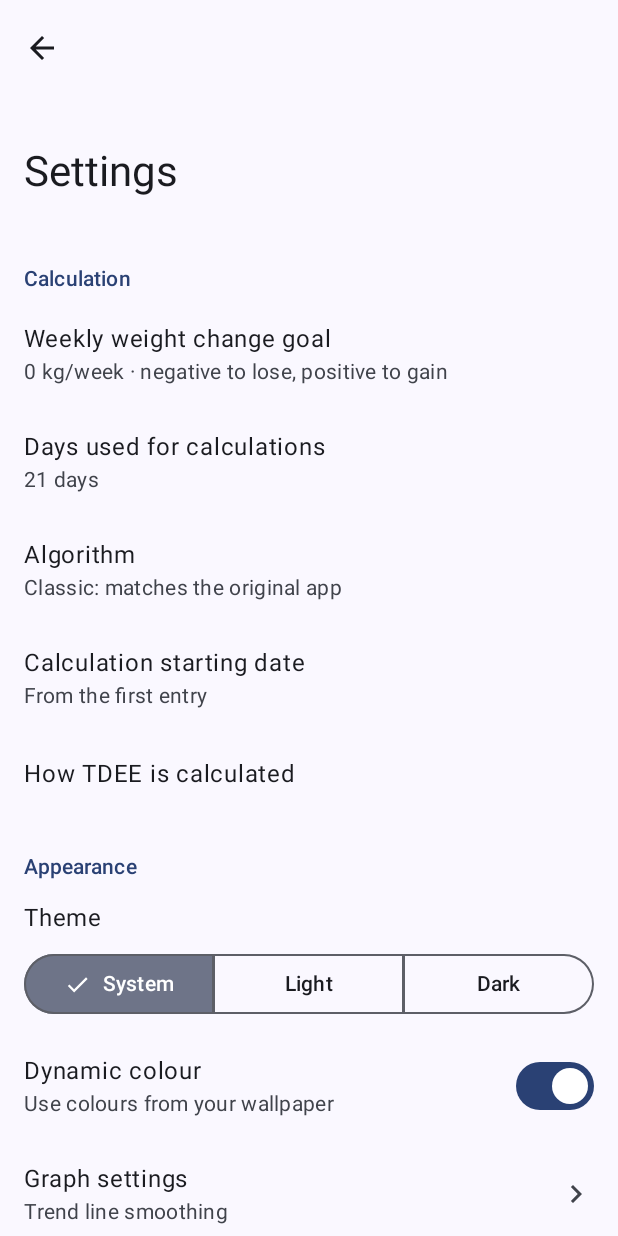
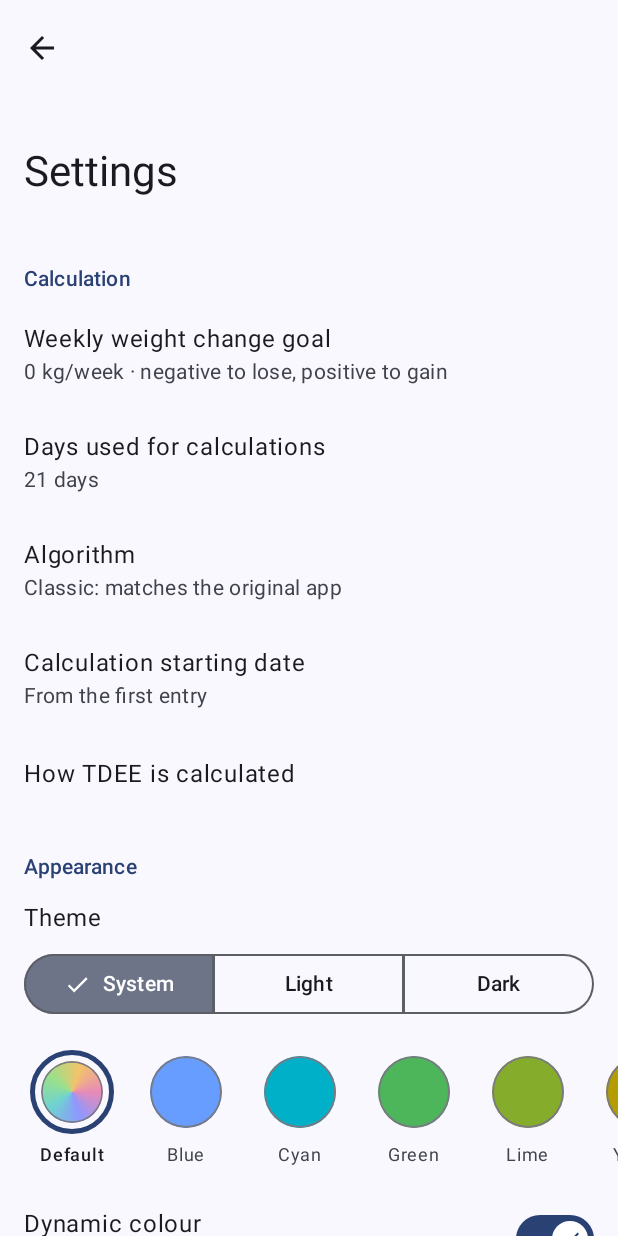
Before and after one commit to 97ryan/TDEE, an Android app built with Jetpack Compose: the screen it shows after launch (MainActivity), after a tap on "Settings", on a phone screen of 412 x 824 dp. Run offline under Robolectric (Android 15) with nearby library versions, the phone set to English and light mode, and no system bars; our stand-ins replace Room's generated code.

Commit message:
Android-style switches and a theme colour picker
- Switches now look like Android's own settings switches: a cross on the
  thumb when off and a tick when on, coloured from the theme in light and
  dark mode.
- Under Theme, a row of colours (Default, Blue, Cyan, Green, Lime, Yellow,
  Orange, Red, Pink, Magenta, Purple, White) re-themes the app. Each colour
  seeds a Material 3 "tonal spot" scheme, the same method Android uses for
  wallpaper colours; White gives Material's monochrome scheme. Default
  follows the wallpaper, and stays in sync with the Dynamic colour switch.
- New UI test for the colour picker. Bumps to 1.0.6.

Co-Authored-By: Claude Opus 5.5 <noreply@anthropic.com>
Claude-Session: https://claude.ai/code/session_01ANZdqsxyMpWiQxmrA4UBFU

```diff
--- a/app/build.gradle.kts
+++ b/app/build.gradle.kts
@@ -13,8 +13,8 @@ android {
         applicationId = "com.ryan.tdee"
         minSdk = 26
         targetSdk = 35
-        versionCode = 6
-        versionName = "1.0.5"
+        versionCode = 7
+        versionName = "1.0.6"
         testInstrumentationRunner = "androidx.test.runner.AndroidJUnitRunner"
     }
 
@@ -85,6 +85,8 @@ dependencies {
     implementation(libs.androidx.room.ktx)
     ksp(libs.androidx.room.compiler)
     implementation(libs.androidx.datastore.preferences)
+    // Only for its Material colour utilities (tonal palettes from a seed colour).
+    implementation(libs.material)
     debugImplementation(libs.androidx.compose.ui.tooling)
 
     testImplementation(libs.junit)
--- a/app/src/main/java/com/ryan/tdee/MainActivity.kt
+++ b/app/src/main/java/com/ryan/tdee/MainActivity.kt
@@ -16,6 +16,7 @@ import androidx.compose.runtime.DisposableEffect
 import androidx.compose.runtime.getValue
 import androidx.compose.ui.Modifier
 import androidx.lifecycle.compose.collectAsStateWithLifecycle
+import com.ryan.tdee.core.AccentColor
 import com.ryan.tdee.core.ThemeMode
 import com.ryan.tdee.ui.TdeeNavHost
 import com.ryan.tdee.ui.TdeeViewModel
@@ -42,7 +43,11 @@ class MainActivity : ComponentActivity() {
                 )
                 onDispose {}
             }
-            TdeeTheme(darkTheme = dark, dynamicColor = settings?.dynamicColor ?: true) {
+            TdeeTheme(
+                darkTheme = dark,
+                dynamicColor = settings?.dynamicColor ?: true,
+                accent = settings?.accent ?: AccentColor.BLUE,
+            ) {
                 Box(Modifier.fillMaxSize().background(MaterialTheme.colorScheme.background)) {
                     // Wait for settings so the first frame already has the right units and theme.
                     if (settings != null) TdeeNavHost(viewModel)
--- a/app/src/main/java/com/ryan/tdee/core/Settings.kt
+++ b/app/src/main/java/com/ryan/tdee/core/Settings.kt
@@ -3,6 +3,21 @@ package com.ryan.tdee.core
 import java.time.LocalDate
 
 enum class ThemeMode { SYSTEM, LIGHT, DARK }
+
+/** Seed colours for the theme when wallpaper colours are off. [WHITE] gives a monochrome theme. */
+enum class AccentColor(val label: String, val argb: Int) {
+    BLUE("Blue", 0xFF669DFF.toInt()),
+    CYAN("Cyan", 0xFF00B0C8.toInt()),
+    GREEN("Green", 0xFF4DB65A.toInt()),
+    LIME("Lime", 0xFF86AC2B.toInt()),
+    YELLOW("Yellow", 0xFFB39D00.toInt()),
+    ORANGE("Orange", 0xFFE67E22.toInt()),
+    RED("Red", 0xFFF0706A.toInt()),
+    PINK("Pink", 0xFFE66EA4.toInt()),
+    MAGENTA("Magenta", 0xFFD272CF.toInt()),
+    PURPLE("Purple", 0xFFAE86F0.toInt()),
+    WHITE("White", 0xFFFFFFFF.toInt()),
+}
 
 /** How a series is drawn on the graph. Tapping its toggle cycles through these in order. */
 enum class SeriesMode {
@@ -29,6 +44,7 @@ data class Settings(
     val algorithm: Algorithm = Algorithm.CLASSIC,
     val themeMode: ThemeMode = ThemeMode.SYSTEM,
     val dynamicColor: Boolean = true,
+    val accent: AccentColor = AccentColor.BLUE,
     val weightUnit: WeightUnit = WeightUnit.KG,
     val energyUnit: EnergyUnit = EnergyUnit.KCAL,
     val weightSmoothing: Int = 21,
--- a/app/src/main/java/com/ryan/tdee/data/SettingsRepository.kt
+++ b/app/src/main/java/com/ryan/tdee/data/SettingsRepository.kt
@@ -34,6 +34,7 @@ class SettingsRepository(context: Context) {
         val algorithm = stringPreferencesKey("algorithm")
         val theme = stringPreferencesKey("theme")
         val dynamicColor = booleanPreferencesKey("dynamic_color")
+        val accent = stringPreferencesKey("accent")
         val weightUnit = stringPreferencesKey("weight_unit")
         val energyUnit = stringPreferencesKey("energy_unit")
         val weightSmoothing = intPreferencesKey("weight_smoothing")
@@ -54,6 +55,7 @@ class SettingsRepository(context: Context) {
             algorithm = this[Keys.algorithm].toEnum(d.algorithm),
             themeMode = this[Keys.theme].toEnum(d.themeMode),
             dynamicColor = this[Keys.dynamicColor] ?: d.dynamicColor,
+            accent = this[Keys.accent].toEnum(d.accent),
             weightUnit = this[Keys.weightUnit].toEnum(d.weightUnit),
             energyUnit = this[Keys.energyUnit].toEnum(d.energyUnit),
             weightSmoothing = this[Keys.weightSmoothing] ?: d.weightSmoothing,
@@ -73,6 +75,7 @@ class SettingsRepository(context: Context) {
         this[Keys.algorithm] = s.algorithm.name
         this[Keys.theme] = s.themeMode.name
         this[Keys.dynamicColor] = s.dynamicColor
+        this[Keys.accent] = s.accent.name
         this[Keys.weightUnit] = s.weightUnit.name
         this[Keys.energyUnit] = s.energyUnit.name
         this[Keys.weightSmoothing] = s.weightSmoothing
--- /dev/null
+++ b/app/src/main/java/com/ryan/tdee/ui/components/AppSwitch.kt
@@ -0,0 +1,40 @@
+package com.ryan.tdee.ui.components
+
+import androidx.compose.animation.Crossfade
+import androidx.compose.foundation.layout.size
+import androidx.compose.material.icons.Icons
+import androidx.compose.material.icons.filled.Check
+import androidx.compose.material.icons.filled.Close
+import androidx.compose.material3.Icon
+import androidx.compose.material3.MaterialTheme
+import androidx.compose.material3.Switch
+import androidx.compose.material3.SwitchDefaults
+import androidx.compose.runtime.Composable
+import androidx.compose.ui.Modifier
+
+/**
+ * A switch styled like Android's own settings switches: a cross on the thumb when off and a tick
+ * when on, so the thumb is full size in both states. Colours come from the theme, so it matches in
+ * light and dark mode and with every accent colour.
+ */
+@Composable
+fun AppSwitch(checked: Boolean, onCheckedChange: ((Boolean) -> Unit)?, modifier: Modifier = Modifier) {
+    Switch(
+        checked = checked,
+        onCheckedChange = onCheckedChange,
+        modifier = modifier,
+        thumbContent = {
+            Crossfade(targetState = checked, label = "switchIcon") { on ->
+                Icon(
+                    if (on) Icons.Filled.Check else Icons.Filled.Close,
+                    contentDescription = null,
+                    modifier = Modifier.size(SwitchDefaults.IconSize),
+                )
+            }
+        },
+        colors = SwitchDefaults.colors(
+            checkedIconColor = MaterialTheme.colorScheme.primary,
+            uncheckedIconColor = MaterialTheme.colorScheme.surfaceContainerHighest,
+        ),
+    )
+}
--- /dev/null
+++ b/app/src/main/java/com/ryan/tdee/ui/settings/AccentPicker.kt
@@ -0,0 +1,103 @@
+package com.ryan.tdee.ui.settings
+
+import androidx.compose.animation.animateColorAsState
+import androidx.compose.animation.core.animateFloatAsState
+import androidx.compose.foundation.background
+import androidx.compose.foundation.border
+import androidx.compose.foundation.layout.Arrangement
+import androidx.compose.foundation.layout.Box
+import androidx.compose.foundation.layout.Column
+import androidx.compose.foundation.layout.PaddingValues
+import androidx.compose.foundation.layout.padding
+import androidx.compose.foundation.layout.size
+import androidx.compose.foundation.lazy.LazyRow
+import androidx.compose.foundation.lazy.items
+import androidx.compose.foundation.selection.selectable
+import androidx.compose.foundation.shape.CircleShape
+import androidx.compose.material3.MaterialTheme
+import androidx.compose.material3.Text
+import androidx.compose.runtime.Composable
+import androidx.compose.runtime.getValue
+import androidx.compose.ui.Alignment
+import androidx.compose.ui.Modifier
+import androidx.compose.ui.draw.clip
+import androidx.compose.ui.draw.scale
+import androidx.compose.ui.graphics.Brush
+import androidx.compose.ui.graphics.Color
+import androidx.compose.ui.graphics.SolidColor
+import androidx.compose.ui.platform.testTag
+import androidx.compose.ui.semantics.Role
+import androidx.compose.ui.text.font.FontWeight
+import androidx.compose.ui.unit.dp
+import com.ryan.tdee.core.AccentColor
+
+/**
+ * The row of theme colours under the Theme setting. "Default" follows the wallpaper (or Material's
+ * baseline colours on Android versions without wallpaper colours); the rest seed a Material scheme.
+ */
+@Composable
+fun AccentPicker(dynamicSelected: Boolean, accent: AccentColor, onDefault: () -> Unit, onAccent: (AccentColor) -> Unit) {
+    val options: List<AccentColor?> = listOf(null) + AccentColor.entries
+    LazyRow(
+        modifier = Modifier.testTag("accent-picker"),
+        contentPadding = PaddingValues(horizontal = 16.dp, vertical = 8.dp),
+        horizontalArrangement = Arrangement.spacedBy(12.dp),
+    ) {
+        items(options, key = { it?.name ?: "DEFAULT" }) { option ->
+            val selected = if (option == null) dynamicSelected else !dynamicSelected && option == accent
+            Swatch(
+                label = option?.label ?: "Default",
+                fill = if (option == null) DefaultFill else SolidColor(Color(option.argb)),
+                selected = selected,
+                onClick = { if (option == null) onDefault() else onAccent(option) },
+            )
+        }
+    }
+}
+
+private val DefaultFill = Brush.sweepGradient(
+    listOf(
+        Color(0xFFE88BB7), Color(0xFF8E97FF), Color(0xFF6FD3D0), Color(0xFF9BE08A),
+        Color(0xFFF2C46B), Color(0xFFE88BB7),
+    )
+)
+
+@Composable
+private fun Swatch(label: String, fill: Brush, selected: Boolean, onClick: () -> Unit) {
+    // A zero-width border still draws a hairline, so the ring fades out instead of shrinking away.
+    val ring by animateColorAsState(
+        if (selected) MaterialTheme.colorScheme.primary else Color.Transparent,
+        label = "ring",
+    )
+    val scale by animateFloatAsState(if (selected) 0.86f else 1f, label = "scale")
+    Column(
+        horizontalAlignment = Alignment.CenterHorizontally,
+        modifier = Modifier
+            .clip(MaterialTheme.shapes.medium)
+            .selectable(selected = selected, role = Role.RadioButton, onClick = onClick)
+            .padding(4.dp),
+    ) {
+        Box(
+            contentAlignment = Alignment.Center,
+            modifier = Modifier
+                .size(56.dp)
+                .border(3.dp, ring, CircleShape),
+        ) {
+            Box(
+                Modifier
+                    .size(48.dp)
+                    .scale(scale)
+                    .clip(CircleShape)
+                    .background(fill)
+                    .border(1.dp, MaterialTheme.colorScheme.outlineVariant, CircleShape),
+            )
+        }
+        Text(
+            label,
+            style = MaterialTheme.typography.labelMedium,
+            fontWeight = if (selected) FontWeight.SemiBold else FontWeight.Normal,
+            color = if (selected) MaterialTheme.colorScheme.onSurface else MaterialTheme.colorScheme.onSurfaceVariant,
+            modifier = Modifier.padding(top = 6.dp),
+        )
+    }
+}
--- a/app/src/main/java/com/ryan/tdee/ui/settings/SettingsScreen.kt
+++ b/app/src/main/java/com/ryan/tdee/ui/settings/SettingsScreen.kt
@@ -7,6 +7,10 @@ import android.net.Uri
 import androidx.activity.compose.rememberLauncherForActivityResult
 import androidx.activity.result.contract.ActivityResultContracts
 import androidx.compose.foundation.clickable
+import androidx.compose.foundation.selection.toggleable
+import androidx.compose.ui.platform.testTag
+import androidx.compose.ui.semantics.Role
+import com.ryan.tdee.ui.components.AppSwitch
 import androidx.compose.foundation.layout.Arrangement
 import androidx.compose.foundation.layout.Column
 import androidx.compose.foundation.layout.ExperimentalLayoutApi
@@ -40,8 +44,6 @@ import androidx.compose.material3.SegmentedButtonDefaults
 import androidx.compose.material3.SingleChoiceSegmentedButtonRow
 import androidx.compose.material3.SnackbarHost
 import androidx.compose.material3.SnackbarHostState
-import androidx.compose.material3.Switch
-import androidx.compose.material3.SwitchDefaults
 import androidx.compose.material3.Text
 import androidx.compose.material3.TextButton
 import androidx.compose.material3.TopAppBarDefaults
@@ -134,7 +136,7 @@ fun SettingsScreen(viewModel: TdeeViewModel, onBack: () -> Unit, onOpenGraphSett
         },
         snackbarHost = { SnackbarHost(snackbar) },
     ) { padding ->
-        LazyColumn(Modifier.fillMaxSize(), contentPadding = padding) {
+        LazyColumn(Modifier.fillMaxSize().testTag("settings-list"), contentPadding = padding) {
             section("Calculation")
             item {
                 SettingItem(
@@ -172,21 +174,28 @@ fun SettingsScreen(viewModel: TdeeViewModel, onBack: () -> Unit, onOpenGraphSett
                     s.themeMode,
                 ) { mode -> update { it.copy(themeMode = mode) } }
             }
+            item {
+                AccentPicker(
+                    dynamicSelected = s.dynamicColor,
+                    accent = s.accent,
+                    onDefault = { update { it.copy(dynamicColor = true) } },
+                    onAccent = { colour -> update { it.copy(dynamicColor = false, accent = colour) } },
+                )
+            }
             if (supportsDynamicColor) {
                 item {
                     ListItem(
                         headlineContent = { Text("Dynamic colour") },
                         supportingContent = { Text("Use colours from your wallpaper") },
                         trailingContent = {
-                            Switch(
-                                checked = s.dynamicColor,
-                                onCheckedChange = { on -> update { it.copy(dynamicColor = on) } },
-                                thumbContent = if (s.dynamicColor) {
-                                    { Icon(Icons.Filled.Check, null, Modifier.size(SwitchDefaults.IconSize)) }
-                                } else null,
-                            )
+                            AppSwitch(checked = s.dynamicColor, onCheckedChange = null)
                         },
                         colors = ListItemDefaults.colors(containerColor = MaterialTheme.colorScheme.surface),
+                        modifier = Modifier.toggleable(
+                            value = s.dynamicColor,
+                            role = Role.Switch,
+                            onValueChange = { on -> update { it.copy(dynamicColor = on) } },
+                        ),
                     )
                 }
             }
--- a/app/src/main/java/com/ryan/tdee/ui/theme/Theme.kt
+++ b/app/src/main/java/com/ryan/tdee/ui/theme/Theme.kt
@@ -11,9 +11,11 @@ import androidx.compose.material3.dynamicLightColorScheme
 import androidx.compose.material3.lightColorScheme
 import androidx.compose.runtime.Composable
 import androidx.compose.runtime.CompositionLocalProvider
+import androidx.compose.runtime.remember
 import androidx.compose.runtime.staticCompositionLocalOf
 import androidx.compose.ui.graphics.Color
 import androidx.compose.ui.platform.LocalContext
+import com.ryan.tdee.core.AccentColor
 
 /** Colours for the three graph series, kept consistent between the graph and its toggles. */
 data class SeriesColors(val weight: Color, val calories: Color, val tdee: Color)
@@ -26,13 +28,13 @@ val LocalSeriesColors = staticCompositionLocalOf { DarkSeries }
 val supportsDynamicColor: Boolean get() = Build.VERSION.SDK_INT >= Build.VERSION_CODES.S
 
 @Composable
-fun TdeeTheme(darkTheme: Boolean, dynamicColor: Boolean, content: @Composable () -> Unit) {
+fun TdeeTheme(darkTheme: Boolean, dynamicColor: Boolean, accent: AccentColor, content: @Composable () -> Unit) {
     val context = LocalContext.current
     val target = when {
         dynamicColor && supportsDynamicColor ->
             if (darkTheme) dynamicDarkColorScheme(context) else dynamicLightColorScheme(context)
-        darkTheme -> darkColorScheme()
-        else -> lightColorScheme()
+        dynamicColor -> if (darkTheme) darkColorScheme() else lightColorScheme()
+        else -> remember(accent, darkTheme) { seedColorScheme(accent, darkTheme) }
     }
     CompositionLocalProvider(LocalSeriesColors provides if (darkTheme) DarkSeries else LightSeries) {
         MaterialTheme(colorScheme = target.animated(), content = content)
--- a/gradle/libs.versions.toml
+++ b/gradle/libs.versions.toml
@@ -9,6 +9,7 @@ lifecycle = "2.8.7"
 navigation = "2.8.5"
 room = "2.6.1"
 datastore = "1.1.1"
+material = "1.12.0"
 junit = "4.13.2"
 testExtJunit = "1.2.1"
 testRunner = "1.6.2"
@@ -30,6 +31,7 @@ androidx-room-runtime = { group = "androidx.room", name = "room-runtime", versio
 androidx-room-ktx = { group = "androidx.room", name = "room-ktx", version.ref = "room" }
 androidx-room-compiler = { group = "androidx.room", name = "room-compiler", version.ref = "room" }
 androidx-datastore-preferences = { group = "androidx.datastore", name = "datastore-preferences", version.ref = "datastore" }
+material = { group = "com.google.android.material", name = "material", version.ref = "material" }
 junit = { group = "junit", name = "junit", version.ref = "junit" }
 androidx-test-ext-junit = { group = "androidx.test.ext", name = "junit", version.ref = "testExtJunit" }
 androidx-test-runner = { group = "androidx.test", name = "runner", version.ref = "testRunner" }
```
Also changed, not shown: app/src/main/java/com/ryan/tdee/ui/theme/SeedScheme.kt (added, +87 -0 lines), 1 other file.
